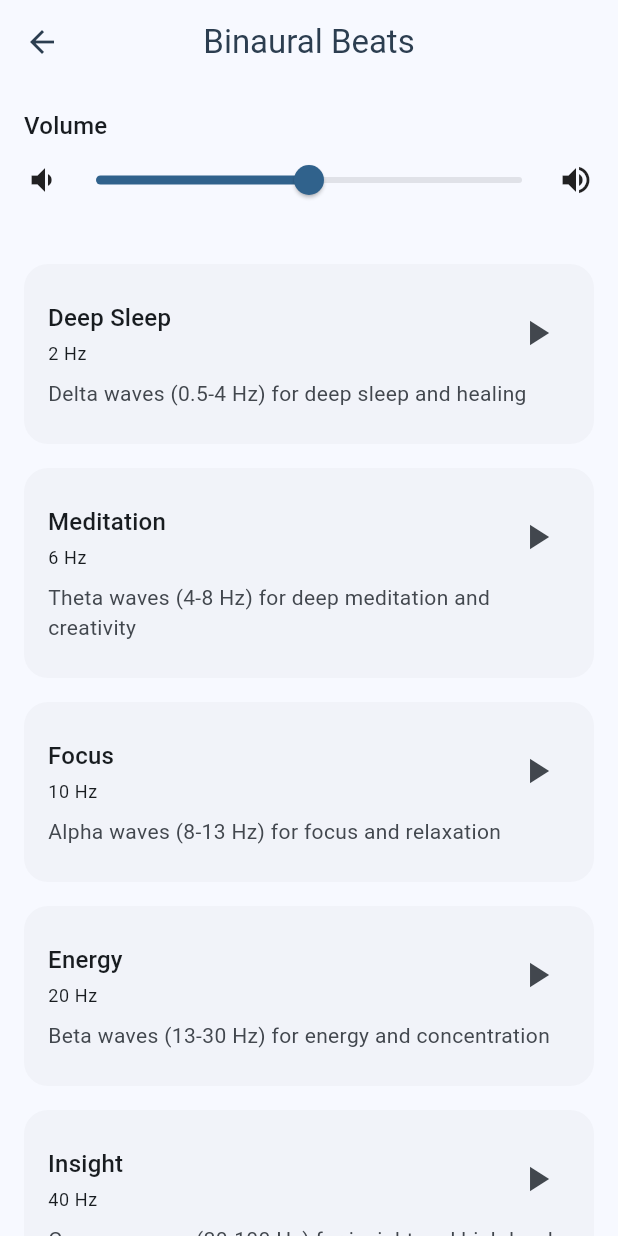
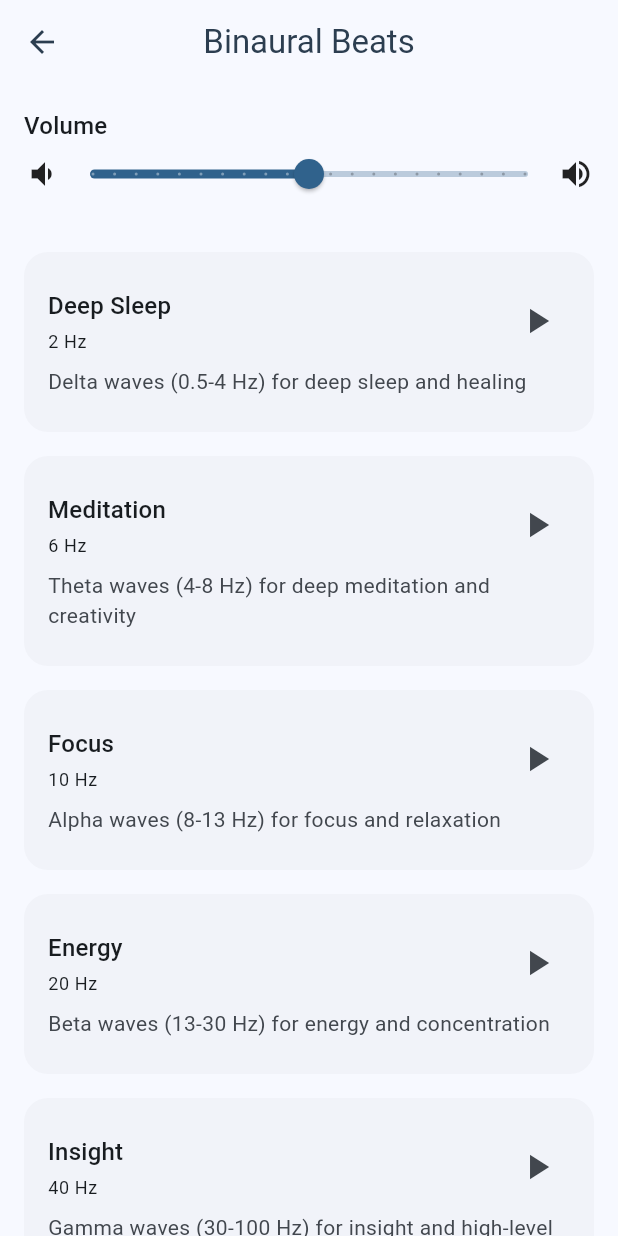
Before and after one commit to EgecanOzcakar/gaman, a Flutter app: the screen it shows after launch, after a tap on "Binaural Beats", on a phone screen of 412 x 824 dp. Run offline on Flutter 3.47's test engine with Material 3 defaults, Android fonts, the phone set to English and light mode, and no system bars; our stand-ins replace cached_network_image, flutter_local_notifications, just_audio, permission_handler, share_plus, shared_preferences and 1 more; missing offline and left inert: workmanager; network calls fail.

Commit message:
fix scale bar not moving reactively

```diff
--- a/gaman/lib/providers/audio_provider.dart
+++ b/gaman/lib/providers/audio_provider.dart
@@ -175,11 +175,10 @@ class AudioProvider with ChangeNotifier {
   void setVolume(double volume) {
     _volume = volume;
     _audioPlayer.setVolume(volume);
+    // Always notify listeners for immediate UI feedback
+    notifyListeners();
+    // Debounce only the save operation
     _saveVolume();
-    // Only notify listeners if the volume actually changed significantly
-    if ((_volume - volume).abs() > 0.01) {
-      notifyListeners();
-    }
   }
 
   @override
--- a/gaman/lib/screens/binaural_beats_screen.dart
+++ b/gaman/lib/screens/binaural_beats_screen.dart
@@ -36,12 +36,32 @@ class _BinauralBeatsScreenState extends State<BinauralBeatsScreen> {
                           children: [
                             const Icon(Icons.volume_down),
                             Expanded(
-                              child: Slider(
-                                value: audioProvider.volume,
-                                onChanged: (value) {
-                                  // Immediate feedback
-                                  audioProvider.setVolume(value);
-                                },
+                              child: SliderTheme(
+                                data: SliderTheme.of(context).copyWith(
+                                  trackHeight: 4,
+                                  thumbShape: const RoundSliderThumbShape(enabledThumbRadius: 10),
+                                  overlayShape: const RoundSliderOverlayShape(overlayRadius: 20),
+                                  activeTrackColor: Theme.of(context).colorScheme.primary,
+                                  inactiveTrackColor: Theme.of(context).colorScheme.primary.withOpacity(0.3),
+                                  thumbColor: Theme.of(context).colorScheme.primary,
+                                  overlayColor: Theme.of(context).colorScheme.primary.withOpacity(0.2),
+                                ),
+                                child: Slider(
+                                  value: audioProvider.volume,
+                                  onChanged: (value) {
+                                    // Immediate feedback - no debouncing for UI
+                                    audioProvider.setVolume(value);
+                                  },
+                                  onChangeStart: (value) {
+                                    // Optional: Add haptic feedback or visual indicator
+                                  },
+                                  onChangeEnd: (value) {
+                                    // Optional: Add completion feedback
+                                  },
+                                  min: 0.0,
+                                  max: 1.0,
+                                  divisions: 20, // More granular control
+                                ),
                               ),
                             ),
                             const Icon(Icons.volume_up),
--- a/gaman/lib/widgets/persistent_audio_control.dart
+++ b/gaman/lib/widgets/persistent_audio_control.dart
@@ -78,18 +78,29 @@ class PersistentAudioControl extends StatelessWidget {
                     width: 80,
                     child: SliderTheme(
                       data: SliderTheme.of(context).copyWith(
-                        trackHeight: 2,
-                        thumbShape: const RoundSliderThumbShape(enabledThumbRadius: 6),
-                        overlayShape: const RoundSliderOverlayShape(overlayRadius: 12),
+                        trackHeight: 3,
+                        thumbShape: const RoundSliderThumbShape(enabledThumbRadius: 8),
+                        overlayShape: const RoundSliderOverlayShape(overlayRadius: 16),
+                        activeTrackColor: Theme.of(context).colorScheme.primary,
+                        inactiveTrackColor: Theme.of(context).colorScheme.primary.withOpacity(0.3),
+                        thumbColor: Theme.of(context).colorScheme.primary,
+                        overlayColor: Theme.of(context).colorScheme.primary.withOpacity(0.2),
                       ),
                       child: Slider(
                         value: audioProvider.volume,
                         onChanged: (value) {
-                          // Immediate feedback
+                          // Immediate feedback - no debouncing for UI
                           audioProvider.setVolume(value);
+                        },
+                        onChangeStart: (value) {
+                          // Optional: Add haptic feedback or visual indicator
+                        },
+                        onChangeEnd: (value) {
+                          // Optional: Add completion feedback
                         },
                         min: 0.0,
                         max: 1.0,
+                        divisions: 20, // More granular control
                       ),
                     ),
                   ),
```
